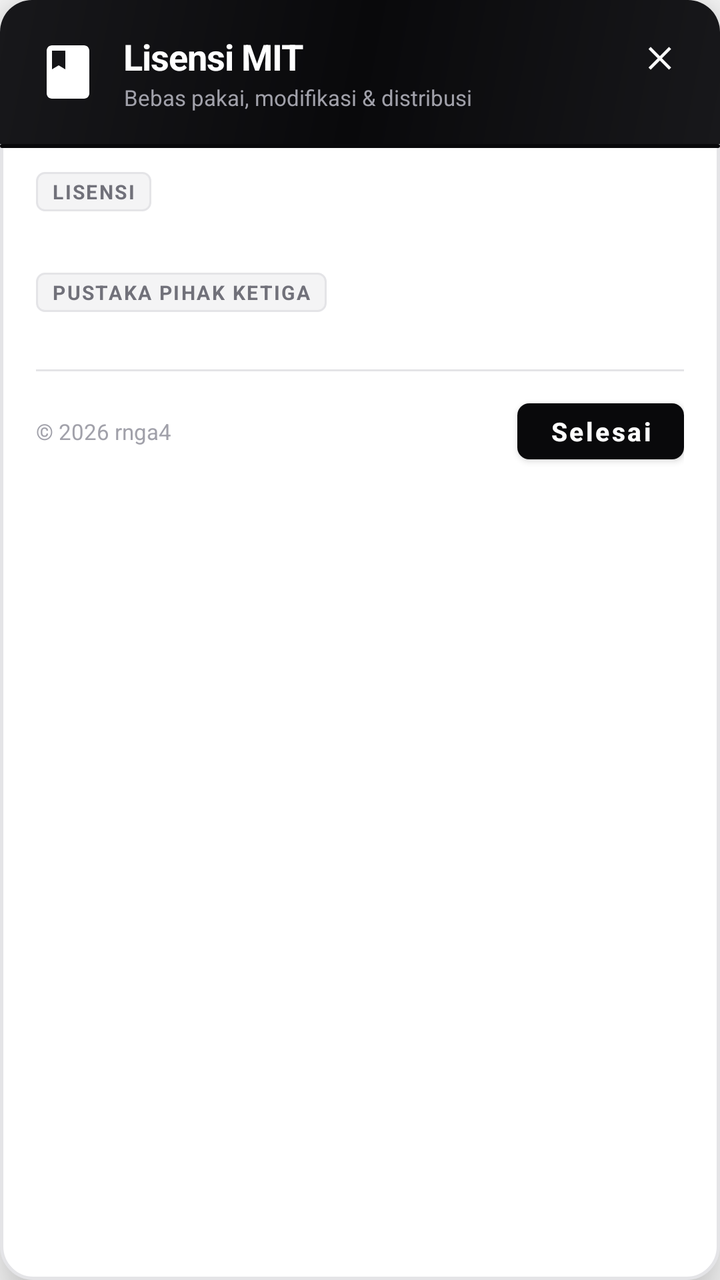
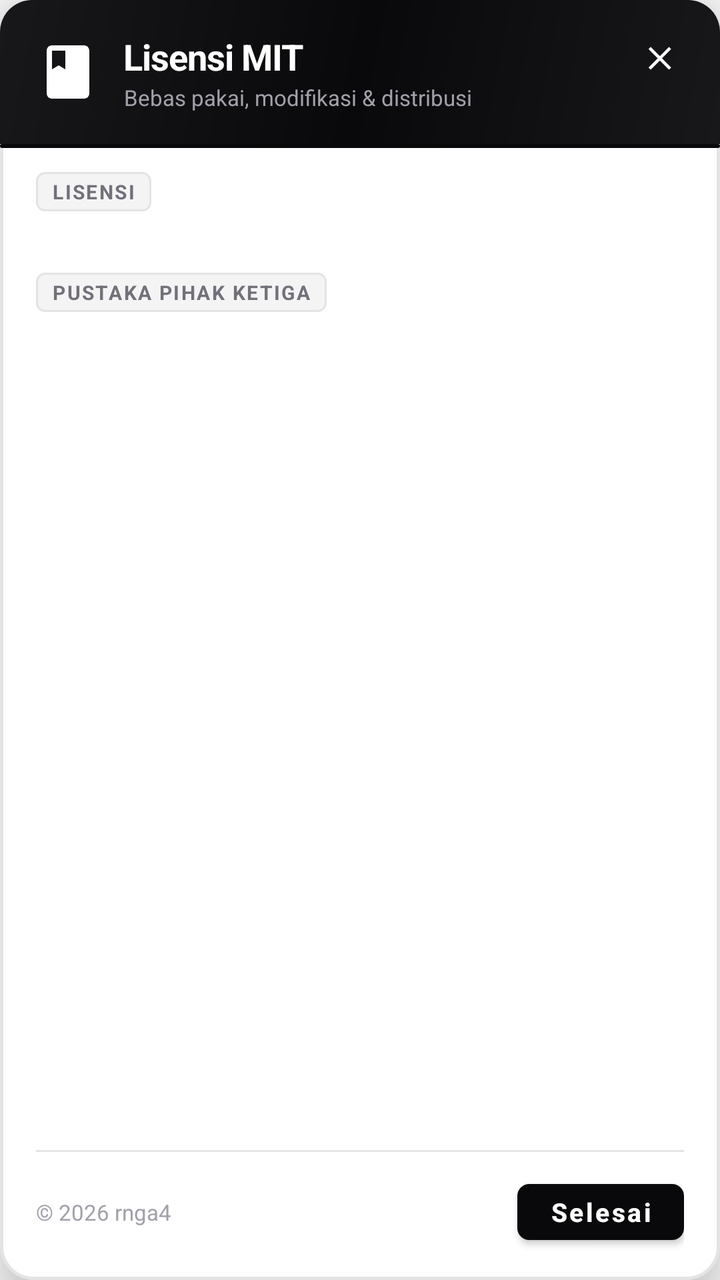

Screens rendered from an Android XML layout before and after an edit, with the pre-edit source and the edit as a unified diff.
<!-- AndroidManifest.xml: application theme Theme.Absensi -->
<!-- res/layout/dialog_license.xml -->
<?xml version="1.0" encoding="utf-8"?>
<LinearLayout xmlns:android="http://schemas.android.com/apk/res/android"
    xmlns:app="http://schemas.android.com/apk/res-auto"
    android:id="@+id/dialogRoot"
    android:layout_width="match_parent"
    android:layout_height="wrap_content"
    android:background="@drawable/bg_dialog_card"
    android:elevation="16dp"
    android:orientation="vertical">

    
    <FrameLayout
        android:layout_width="match_parent"
        android:layout_height="wrap_content"
        android:background="@drawable/bg_dialog_header"
        android:paddingStart="18dp"
        android:paddingTop="16dp"
        android:paddingEnd="18dp"
        android:paddingBottom="16dp">

        <TextView
            android:id="@+id/btnClose"
            android:layout_width="28dp"
            android:layout_height="28dp"
            android:layout_gravity="top|end"
            android:layout_marginTop="-2dp"
            android:layout_marginEnd="-2dp"
            android:background="?attr/selectableItemBackgroundBorderless"
            android:clickable="true"
            android:focusable="true"
            android:gravity="center"
            android:text="✕"
            android:textColor="#FFFFFF"
            android:textSize="14sp"
            android:textStyle="bold" />

        <LinearLayout
            android:layout_width="wrap_content"
            android:layout_height="wrap_content"
            android:orientation="horizontal">

            <ImageView
                android:layout_width="32dp"
                android:layout_height="32dp"
                android:layout_gravity="center_vertical"
                android:src="@drawable/ic_book_open"
                android:tint="#FFFFFF" />

            <LinearLayout
                android:layout_width="wrap_content"
                android:layout_height="wrap_content"
                android:layout_marginStart="12dp"
                android:orientation="vertical">

                <TextView
                    android:id="@+id/tvDialogTitle"
                    android:layout_width="wrap_content"
                    android:layout_height="wrap_content"
                    android:letterSpacing="-0.02"
                    android:text="Lisensi MIT"
                    android:textColor="#FFFFFF"
                    android:textSize="18sp"
                    android:textStyle="bold" />

                <TextView
                    android:id="@+id/tvDialogSubtitle"
                    android:layout_width="wrap_content"
                    android:layout_height="wrap_content"
                    android:layout_marginTop="1dp"
                    android:text="@string/license_subtitle"
                    android:textColor="#A1A1AA"
                    android:textSize="11sp" />
            </LinearLayout>
        </LinearLayout>
    </FrameLayout>

    
    <View
        android:layout_width="match_parent"
        android:layout_height="2dp"
        android:background="@drawable/bg_accent_bar" />

    
    <LinearLayout
        android:layout_width="match_parent"
        android:layout_height="wrap_content"
        android:orientation="vertical"
        android:paddingHorizontal="18dp"
        android:paddingTop="12dp"
        android:paddingBottom="8dp">

        <TextView
            android:layout_width="wrap_content"
            android:layout_height="wrap_content"
            android:background="@drawable/bg_tag_pill"
            android:letterSpacing="0.08"
            android:paddingStart="8dp"
            android:paddingTop="3dp"
            android:paddingEnd="8dp"
            android:paddingBottom="3dp"
            android:text="@string/license_label"
            android:textColor="@color/text_secondary"
            android:textSize="10sp"
            android:textStyle="bold" />

        <TextView
            android:id="@+id/tvLicenseText"
            android:layout_width="match_parent"
            android:layout_height="wrap_content"
            android:layout_marginTop="6dp"
            android:lineSpacingMultiplier="1.35"
            android:textColor="@color/text_secondary"
            android:textSize="11sp" />

        <TextView
            android:layout_width="wrap_content"
            android:layout_height="wrap_content"
            android:layout_marginTop="10dp"
            android:background="@drawable/bg_tag_pill"
            android:letterSpacing="0.08"
            android:paddingStart="8dp"
            android:paddingTop="3dp"
            android:paddingEnd="8dp"
            android:paddingBottom="3dp"
            android:text="@string/license_third_party_label"
            android:textColor="@color/text_secondary"
            android:textSize="10sp"
            android:textStyle="bold" />

        <TextView
            android:id="@+id/tvThirdParty"
            android:layout_width="match_parent"
            android:layout_height="wrap_content"
            android:layout_marginTop="6dp"
            android:lineSpacingMultiplier="1.35"
            android:textColor="@color/text_tertiary"
            android:textSize="11sp" />
    </LinearLayout>

    
    <View
        android:layout_width="match_parent"
        android:layout_height="1dp"
        android:layout_marginHorizontal="18dp"
        android:background="@color/divider" />

    <LinearLayout
        android:layout_width="match_parent"
        android:layout_height="wrap_content"
        android:gravity="center_vertical"
        android:orientation="horizontal"
        android:paddingHorizontal="18dp"
        android:paddingTop="10dp"
        android:paddingBottom="14dp">

        <TextView
            android:id="@+id/tvDialogCopyright"
            android:layout_width="0dp"
            android:layout_height="wrap_content"
            android:layout_weight="1"
            android:text="© 2026 rnga4"
            android:textColor="@color/text_tertiary"
            android:textSize="11sp" />

        <com.google.android.material.button.MaterialButton
            android:id="@+id/btnDone"
            android:layout_width="wrap_content"
            android:layout_height="40dp"
            android:minWidth="80dp"
            android:text="@string/btn_done"
            android:textAllCaps="false"
            android:textColor="@color/text_on_accent"
            android:textSize="13sp"
            android:textStyle="bold"
            app:backgroundTint="@color/accent"
            app:cornerRadius="6dp" />
    </LinearLayout>
</LinearLayout>
<!-- resources referenced by this layout -->
<resources>
  <color name="accent">#09090B</color>
  <color name="divider">#E4E4E7</color>
  <color name="text_on_accent">#FFFFFF</color>
  <color name="text_secondary">#71717A</color>
  <color name="text_tertiary">#A1A1AA</color>
  <!-- drawable bg_accent_bar (drawable) -->
  <?xml version="1.0" encoding="utf-8"?>
  <shape xmlns:android="http://schemas.android.com/apk/res/android"
      android:shape="rectangle">
      <solid android:color="@color/accent" />
      <corners android:radius="2dp" />
  </shape>
  <!-- drawable bg_dialog_card (drawable) -->
  <?xml version="1.0" encoding="utf-8"?>
  <shape xmlns:android="http://schemas.android.com/apk/res/android"
      android:shape="rectangle">
      <solid android:color="@color/surface" />
      <corners android:radius="16dp" />
      <stroke android:width="1.5dp" android:color="@color/border_crisp" />
  </shape>
  <!-- drawable bg_dialog_header (drawable) -->
  <?xml version="1.0" encoding="utf-8"?>
  <shape xmlns:android="http://schemas.android.com/apk/res/android"
      android:shape="rectangle">
      <gradient
          android:angle="135"
          android:startColor="#18181B"
          android:centerColor="#09090B"
          android:endColor="#18181B"
          android:type="linear" />
      <corners
          android:topLeftRadius="16dp"
          android:topRightRadius="16dp" />
  </shape>
  <!-- drawable bg_tag_pill (drawable) -->
  <?xml version="1.0" encoding="utf-8"?>
  <shape xmlns:android="http://schemas.android.com/apk/res/android"
      android:shape="rectangle">
      <solid android:color="@color/accent_light" />
      <corners android:radius="4dp" />
      <stroke android:width="1dp" android:color="@color/border_crisp" />
  </shape>
  <!-- drawable ic_book_open (drawable) -->
  <?xml version="1.0" encoding="utf-8"?>
  <vector xmlns:android="http://schemas.android.com/apk/res/android"
      android:width="48dp"
      android:height="48dp"
      android:viewportWidth="24"
      android:viewportHeight="24">
      <path
          android:fillColor="#FFFFFF"
          android:pathData="M6,2C4.9,2 4,2.9 4,4v16c0,1.1 0.9,2 2,2h12c1.1,0 2,-0.9 2,-2V4c0,-1.1 -0.9,-2 -2,-2H6zM6,4h5v7l-2.5,-1.5L6,11V4z" />
  </vector>
  <string name="btn_done">Selesai</string>
  <string name="license_label">LISENSI</string>
  <string name="license_subtitle">Bebas pakai, modifikasi &amp; distribusi</string>
  <string name="license_third_party_label">PUSTAKA PIHAK KETIGA</string>
  <style name="Theme.Absensi" parent="Theme.MaterialComponents.DayNight.NoActionBar">
          <item name="android:windowBackground">@color/bg_primary</item>
          <item name="colorPrimary">@color/accent</item>
          <item name="colorPrimaryDark">@color/primary_dark</item>
          <item name="android:statusBarColor">@color/surface</item>
          <item name="android:windowLightStatusBar">true</item>
          <item name="colorAccent">@color/accent</item>
      </style>
  <color name="surface">#FFFFFF</color>
  <color name="border_crisp">#E4E4E7</color>
  <color name="accent_light">#F4F4F5</color>
  <color name="bg_primary">#FAFAFA</color>
  <color name="primary_dark">#09090B</color>
</resources>

<!-- the commit's change to res/layout/dialog_license.xml (unified diff, before → after) -->
@@ -81,61 +81,69 @@
         android:background="@drawable/bg_accent_bar" />
 
     
-    <LinearLayout
+    <ScrollView
         android:layout_width="match_parent"
-        android:layout_height="wrap_content"
-        android:orientation="vertical"
+        android:layout_height="0dp"
+        android:layout_weight="1"
+        android:layout_marginTop="12dp"
+        android:fillViewport="true"
+        android:maxHeight="280dp"
         android:paddingHorizontal="18dp"
-        android:paddingTop="12dp"
-        android:paddingBottom="8dp">
+        android:scrollbars="vertical">
 
-        <TextView
-            android:layout_width="wrap_content"
-            android:layout_height="wrap_content"
-            android:background="@drawable/bg_tag_pill"
-            android:letterSpacing="0.08"
-            android:paddingStart="8dp"
-            android:paddingTop="3dp"
-            android:paddingEnd="8dp"
-            android:paddingBottom="3dp"
-            android:text="@string/license_label"
-            android:textColor="@color/text_secondary"
-            android:textSize="10sp"
-            android:textStyle="bold" />
-
-        <TextView
-            android:id="@+id/tvLicenseText"
+        <LinearLayout
             android:layout_width="match_parent"
             android:layout_height="wrap_content"
-            android:layout_marginTop="6dp"
-            android:lineSpacingMultiplier="1.35"
-            android:textColor="@color/text_secondary"
-            android:textSize="11sp" />
+            android:orientation="vertical">
 
-        <TextView
-            android:layout_width="wrap_content"
-            android:layout_height="wrap_content"
-            android:layout_marginTop="10dp"
-            android:background="@drawable/bg_tag_pill"
-            android:letterSpacing="0.08"
-            android:paddingStart="8dp"
-            android:paddingTop="3dp"
-            android:paddingEnd="8dp"
-            android:paddingBottom="3dp"
-            android:text="@string/license_third_party_label"
-            android:textColor="@color/text_secondary"
-            android:textSize="10sp"
-            android:textStyle="bold" />
+            <TextView
+                android:layout_width="wrap_content"
+                android:layout_height="wrap_content"
+                android:background="@drawable/bg_tag_pill"
+                android:letterSpacing="0.08"
+                android:paddingStart="8dp"
+                android:paddingTop="3dp"
+                android:paddingEnd="8dp"
+                android:paddingBottom="3dp"
+                android:text="@string/license_label"
+                android:textColor="@color/text_secondary"
+                android:textSize="10sp"
+                android:textStyle="bold" />
 
-        <TextView
-            android:id="@+id/tvThirdParty"
-            android:layout_width="match_parent"
-            android:layout_height="wrap_content"
-            android:layout_marginTop="6dp"
-            android:lineSpacingMultiplier="1.35"
-            android:textColor="@color/text_tertiary"
-            android:textSize="11sp" />
-    </LinearLayout>
+            <TextView
+                android:id="@+id/tvLicenseText"
+                android:layout_width="match_parent"
+                android:layout_height="wrap_content"
+                android:layout_marginTop="6dp"
+                android:lineSpacingMultiplier="1.35"
+                android:textColor="@color/text_secondary"
+                android:textSize="11sp" />
+
+            <TextView
+                android:layout_width="wrap_content"
+                android:layout_height="wrap_content"
+                android:layout_marginTop="10dp"
+                android:background="@drawable/bg_tag_pill"
+                android:letterSpacing="0.08"
+                android:paddingStart="8dp"
+                android:paddingTop="3dp"
+                android:paddingEnd="8dp"
+                android:paddingBottom="3dp"
+                android:text="@string/license_third_party_label"
+                android:textColor="@color/text_secondary"
+                android:textSize="10sp"
+                android:textStyle="bold" />
+
+            <TextView
+                android:id="@+id/tvThirdParty"
+                android:layout_width="match_parent"
+                android:layout_height="wrap_content"
+                android:layout_marginTop="6dp"
+                android:lineSpacingMultiplier="1.35"
+                android:textColor="@color/text_tertiary"
+                android:textSize="11sp" />
+        </LinearLayout>
+    </ScrollView>
 
     
     <View
